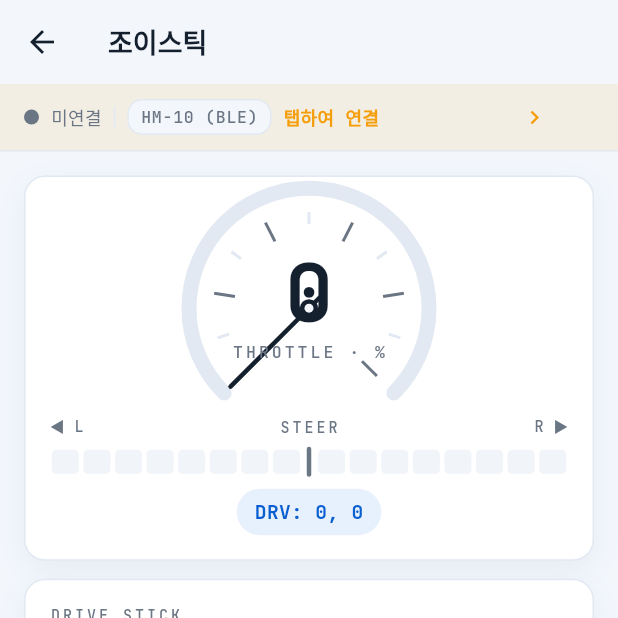
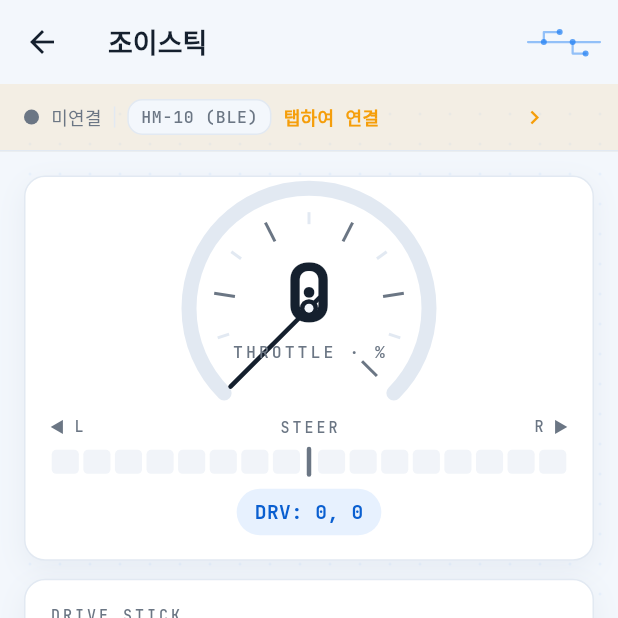
Before and after one commit to KwonJungHyeock/Eduino_BLE_App, a Flutter app: the ControllerMenuScreen screen opened by its route, after a tap on "조이스틱", on a phone screen of 412 x 824 dp, the top half of it. Run offline on Flutter 3.47's test engine with Material 3 defaults, Android fonts, the phone set to English and light mode, and no system bars; our stand-ins replace flutter_blue_plus, flutter_bluetooth_serial, flutter_riverpod, go_router, google_fonts, permission_handler and 3 more; accounts and stored records are empty; Roboto replaces fonts that are missing (Pretendard).

Commit message:
feat(ux): Signal Board 화면 통일 + 위험 동작 확인 다이얼로그
- ModeScaffold(주행·자율·라인·LED·틸트·음성·터미널 등)에 브레드보드 배경 + 앱바 회로 악센트
- 컨트롤러 메뉴 섹션 헤더를 노드 레일로 통일
- 연결 해제(홈·연결화면)에 확인 다이얼로그(정지 경고) — 실수 방지, danger 스타일

Co-Authored-By: Claude Opus 4.8 <noreply@anthropic.com>
Claude-Session: https://claude.ai/code/session_01F6h8JWUjo7BSTbVKrRKHxf

```diff
--- a/lib/features/controller/controller_menu_screen.dart
+++ b/lib/features/controller/controller_menu_screen.dart
@@ -9,6 +9,7 @@ import 'package:go_router/go_router.dart';
 import '../../app/router.dart';
 import '../../app/theme.dart';
 import '../../providers/bt_providers.dart';
+import '../../widgets/circuit.dart';
 import '../home/home_screen.dart' show HomeMenuTile;
 
 class ControllerMenuScreen extends ConsumerWidget {
@@ -42,9 +43,7 @@ class ControllerMenuScreen extends ConsumerWidget {
                       size: 12, color: AppColors.warn, height: 1.5),
                 ),
               ),
-            Text('주행 제어',
-                style: AppType.mono(
-                    size: 12, color: AppColors.textMuted, letterSpacing: 2)),
+            const NodeRailHeader('주행 제어', color: AppColors.signal),
             Gap.h8,
             HomeMenuTile(
               icon: Icons.gamepad_outlined,
--- a/lib/widgets/mode_scaffold.dart
+++ b/lib/widgets/mode_scaffold.dart
@@ -3,6 +3,7 @@
 
 import 'package:flutter/material.dart';
 
+import 'circuit.dart';
 import 'status_bar.dart';
 
 class ModeScaffold extends StatelessWidget {
@@ -22,12 +23,23 @@ class ModeScaffold extends StatelessWidget {
   @override
   Widget build(BuildContext context) {
     return Scaffold(
-      appBar: AppBar(title: Text(title), actions: actions),
-      body: Column(
-        children: [
-          if (showStatusBar) const StatusBar(),
-          Expanded(child: child),
+      appBar: AppBar(
+        title: Text(title),
+        actions: [
+          ...?actions,
+          const Padding(
+            padding: EdgeInsets.only(right: 12),
+            child: Center(child: CircuitAccent(width: 48)),
+          ),
         ],
+      ),
+      body: BreadboardBackground(
+        child: Column(
+          children: [
+            if (showStatusBar) const StatusBar(),
+            Expanded(child: child),
+          ],
+        ),
       ),
     );
   }
```
Also changed, not shown: lib/features/connect/connect_screen.dart (+9 -0 lines), lib/features/home/home_screen.dart (+9 -0 lines), lib/widgets/dialogs.dart (added, +38 -0 lines).
